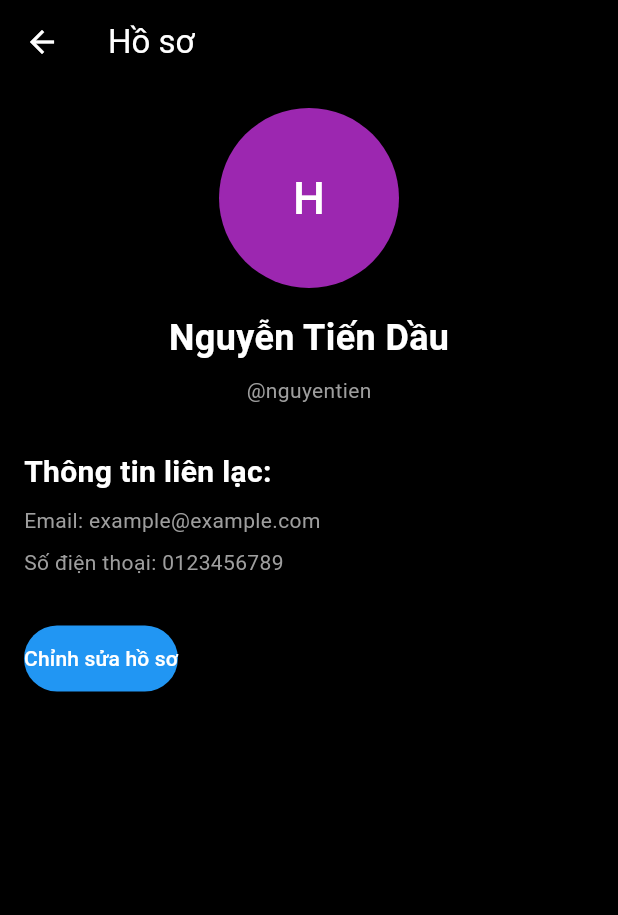
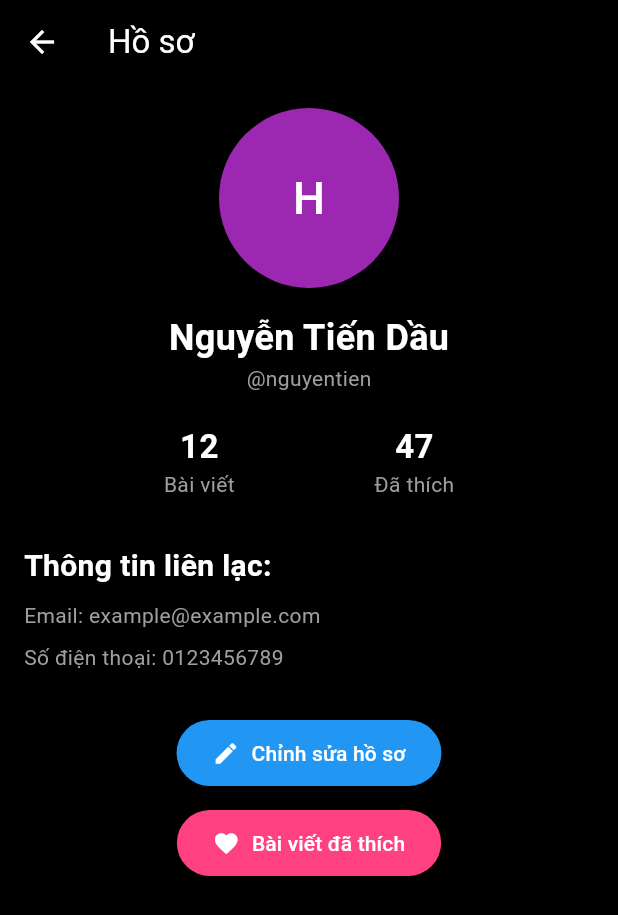
Before and after one commit to Hertz0786/X, a Flutter app: the ProfileScreen screen opened directly, on a phone screen of 412 x 824 dp. Shown: the top 915 px of the screen. Run offline on Flutter 3.47's test engine with Material 3 defaults, Android fonts, the phone set to English and light mode, and no system bars; our stand-ins replace image_picker, shared_preferences; accounts and stored records are empty; network calls fail.

Commit message:
done like - get like

```diff
--- a/lib/api/dto/post/like_un_like_post_oj.dart
+++ b/lib/api/dto/post/like_un_like_post_oj.dart
@@ -1,16 +1,16 @@
 class LikeUnLikePostObject {
-  final String id; // ID của bài viết
+  final String idpost; // ID của bài viết
   final String token; // ID của người dùng
 
   LikeUnLikePostObject({
-    required this.id,
+    required this.idpost,
     required this.token,
   });
 
   // Phương thức chuyển JSON thành đối tượng LikeUnLikePostObject
   factory LikeUnLikePostObject.fromJson(Map<String, dynamic> json) {
     return LikeUnLikePostObject(
-      id: json['id'] ?? '',
+      idpost: json['idpost'] ?? '',
       token: json['token'] ?? '',
     );
   }
--- /dev/null
+++ b/lib/screens_event/user/post_detail_screen.dart
@@ -0,0 +1 @@
+// TODO Implement this library.
--- a/lib/screens_event/user/profile_screen.dart
+++ b/lib/screens_event/user/profile_screen.dart
@@ -1,11 +1,16 @@
 import 'package:flutter/material.dart';
-import 'edit_profile_screen.dart'; // Import màn hình chỉnh sửa hồ sơ
+import 'edit_profile_screen.dart';
+import 'liked_post_screen.dart';
 
 class ProfileScreen extends StatelessWidget {
   const ProfileScreen({super.key});
 
   @override
   Widget build(BuildContext context) {
+    // Giả lập số liệu — thay bằng dữ liệu thật nếu có
+    final int postCount = 12;
+    final int likedCount = 47;
+
     return Scaffold(
       backgroundColor: Colors.black,
       appBar: AppBar(
@@ -14,69 +19,113 @@ class ProfileScreen extends StatelessWidget {
         leading: IconButton(
           icon: const Icon(Icons.arrow_back, color: Colors.white),
           onPressed: () {
-            Navigator.pop(context); // Quay lại màn hình trước
+            Navigator.pop(context);
           },
         ),
       ),
-      body: Padding(
+      body: SingleChildScrollView(
         padding: const EdgeInsets.all(16.0),
         child: Column(
-          crossAxisAlignment: CrossAxisAlignment.start,
           children: [
-            // Avatar và tên người dùng
-            const Center(
-              child: CircleAvatar(
+            const CircleAvatar(
               radius: 60,
               backgroundColor: Colors.purple,
               child: Text('H', style: TextStyle(color: Colors.white, fontSize: 30)),
             ),
-            ),
             const SizedBox(height: 16),
-            const Center(
-              child: Text(
-                "Nguyễn Tiến Dầu", // Tên người dùng
+            const Text(
+              "Nguyễn Tiến Dầu",
               style: TextStyle(color: Colors.white, fontSize: 24, fontWeight: FontWeight.bold),
             ),
-            ),
-            const SizedBox(height: 8),
-            const Center(
-              child: Text(
-                "@nguyentien", // Tên hiển thị (username)
+            const Text(
+              "@nguyentien",
               style: TextStyle(color: Colors.grey),
             ),
+            const SizedBox(height: 20),
+
+            // Thống kê
+            Row(
+              mainAxisAlignment: MainAxisAlignment.spaceEvenly,
+              children: [
+                _buildStat("Bài viết", postCount),
+                _buildStat("Đã thích", likedCount),
+              ],
             ),
+
             const SizedBox(height: 30),
 
-            // Thông tin khác (ví dụ: email, số điện thoại)
-            const Text(
+            // Thông tin liên hệ
+            Align(
+              alignment: Alignment.centerLeft,
+              child: Column(
+                crossAxisAlignment: CrossAxisAlignment.start,
+                children: const [
+                  Text(
                     "Thông tin liên lạc:",
                     style: TextStyle(color: Colors.white, fontSize: 20, fontWeight: FontWeight.bold),
                   ),
-            const SizedBox(height: 8),
-            const Text("Email: example@example.com", style: TextStyle(color: Colors.grey)),
-            const SizedBox(height: 8),
-            const Text("Số điện thoại: 0123456789", style: TextStyle(color: Colors.grey)),
+                  SizedBox(height: 8),
+                  Text("Email: example@example.com", style: TextStyle(color: Colors.grey)),
+                  SizedBox(height: 8),
+                  Text("Số điện thoại: 0123456789", style: TextStyle(color: Colors.grey)),
+                ],
+              ),
+            ),
 
             const SizedBox(height: 30),
-            // Nút chỉnh sửa hồ sơ
-            ElevatedButton(
+
+            // Nút chỉnh sửa
+            ElevatedButton.icon(
               onPressed: () {
-                // Mở màn hình chỉnh sửa hồ sơ khi bấm vào nút này
                 Navigator.push(
                   context,
                   MaterialPageRoute(builder: (context) => const EditProfileScreen()),
                 );
               },
+              icon: const Icon(Icons.edit, color: Colors.white),
+              label: const Text("Chỉnh sửa hồ sơ", style: TextStyle(color: Colors.white)),
               style: ElevatedButton.styleFrom(
                 backgroundColor: Colors.blue,
-                padding: const EdgeInsets.symmetric(vertical: 12),
+                padding: const EdgeInsets.symmetric(horizontal: 24, vertical: 12),
                 shape: RoundedRectangleBorder(borderRadius: BorderRadius.circular(30)),
               ),
-              child: const Text("Chỉnh sửa hồ sơ", style: TextStyle(color: Colors.white)),
+            ),
+
+            const SizedBox(height: 12),
+
+            ElevatedButton.icon(
+              onPressed: () {
+                Navigator.push(
+                  context,
+                  MaterialPageRoute(builder: (context) => const LikedPostsScreen()),
+                );
+              },
+              icon: const Icon(Icons.favorite, color: Colors.white),
+              label: const Text("Bài viết đã thích", style: TextStyle(color: Colors.white)),
+              style: ElevatedButton.styleFrom(
+                backgroundColor: Colors.pinkAccent,
+                padding: const EdgeInsets.symmetric(horizontal: 24, vertical: 12),
+                shape: RoundedRectangleBorder(borderRadius: BorderRadius.circular(30)),
+              ),
             ),
           ],
         ),
       ),
     );
   }
+
+  Widget _buildStat(String label, int count) {
+    return Column(
+      children: [
+        Text(
+          "$count",
+          style: const TextStyle(color: Colors.white, fontSize: 22, fontWeight: FontWeight.bold),
+        ),
+        Text(
+          label,
+          style: const TextStyle(color: Colors.grey),
+        ),
+      ],
+    );
   }
+}
```
Also changed, not shown: lib/api/client/post/get_liked_post_api.dart (added, +30 -0 lines), lib/api/client/post/like_unlike_post_api.dart (added, +22 -0 lines), lib/screens_event/user/liked_post_screen.dart (added, +119 -0 lines), lib/screens_event/x_ui.dart (+30 -9 lines). Lines whose indentation alone changed are shown as unchanged.
